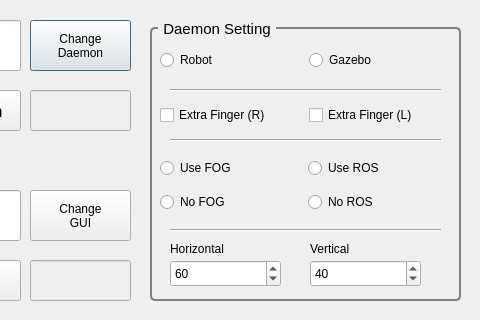
First picture: the form in src/__PODOLauncher/LauncherDialog.ui, repository KaistInstitute/PODO_MobileHUBO_ROSMotion, before the edit; both pictures show x 290 to 770 and y 0 to 320 of the 770 by 320 pixel window.
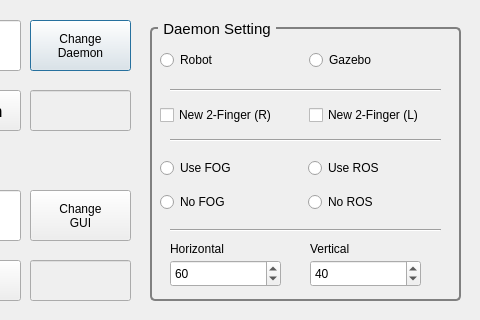
Second picture: the form after the edit.

Commit message: modified for 2 finger gripper. version2

The edit to the form file:
```diff
--- a/src/__PODOLauncher/LauncherDialog.ui
+++ b/src/__PODOLauncher/LauncherDialog.ui
@@ -290,14 +290,14 @@
      <item row="0" column="0">
       <widget class="QCheckBox" name="CB_EXF_R">
        <property name="text">
-        <string>Extra Finger (R)</string>
+        <string>New 2-Finger (R)</string>
        </property>
       </widget>
      </item>
      <item row="0" column="1">
       <widget class="QCheckBox" name="CB_EXF_L">
        <property name="text">
-        <string>Extra Finger (L)</string>
+        <string>New 2-Finger (L)</string>
        </property>
       </widget>
      </item>
```
Left out of the diff: 4 changed lines with no effect on the pictures. The commit also changes 111 other files.
